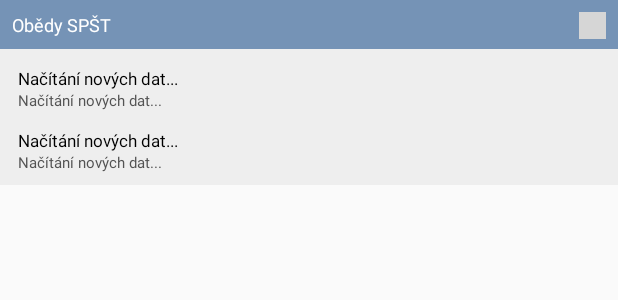
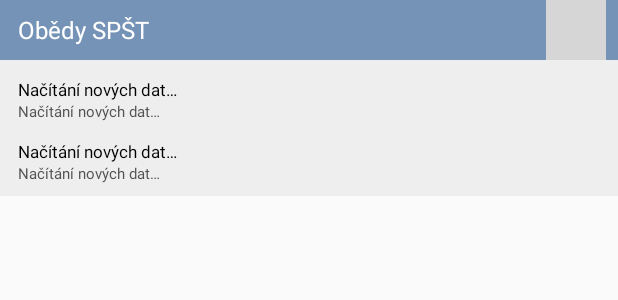
Before and after one commit to ArkayCZ/SPST-Lunchez, an Android app: the layout basic_widget.xml on its own in the app's theme, with its tools: preview values and no code run, on a phone screen of 412 x 824 dp. Shown: the top 300 px of the screen. Run offline under Robolectric (Android 15) with nearby library versions, the phone set to English and light mode, and no system bars; grey boxes are pictures that could not be loaded.

Commit message:
* Updated dependencies * Added update start and end indication * Improved widget layout -> enlarged the update button

```diff
--- a/app/src/main/java/org/nexussoft/spstlunches/BasicWidgetProvider.java
+++ b/app/src/main/java/org/nexussoft/spstlunches/BasicWidgetProvider.java
@@ -10,6 +10,7 @@ import android.os.AsyncTask;
 import android.os.Bundle;
 import android.util.Log;
 import android.widget.RemoteViews;
+import android.widget.Toast;
 
 /**
  * Created by vesel on 14.05.2016.
@@ -44,6 +45,8 @@ public class BasicWidgetProvider extends AppWidgetProvider {
 
         mContext = context;
         mClickUpdate = true;
+
+        Toast.makeText(mContext, R.string.updating, Toast.LENGTH_SHORT).show();
 
         new DownloadTask().execute();
     }
@@ -80,6 +83,8 @@ public class BasicWidgetProvider extends AppWidgetProvider {
                 AppWidgetManager.getInstance(mContext).updateAppWidget(widget, remoteViews);
                 mClickUpdate = false;
             }
+
+            Toast.makeText(mContext, R.string.widget_update_successful, Toast.LENGTH_SHORT).show();
         }
 
         @Override
--- a/app/src/main/res/layout/basic_widget.xml
+++ b/app/src/main/res/layout/basic_widget.xml
@@ -18,9 +18,11 @@
             android:layout_height="wrap_content"
             android:text="@string/basic_widget_title"
             android:textColor="@color/basicWidgetTitle"
-            android:textSize="12sp"
-            android:layout_margin="8dp"
-            android:id="@+id/textView3" />
+            android:textSize="16sp"
+            android:id="@+id/textView3"
+            android:layout_centerVertical="true"
+            android:layout_marginStart="12dp"
+            android:layout_marginLeft="12dp" />
 
         <ImageButton
             android:id="@+id/refresh_button"
@@ -30,8 +32,8 @@
             android:layout_marginRight="8dp"
             android:layout_alignParentRight="true"
             android:layout_alignParentEnd="true"
-            android:layout_width="18dp"
-            android:layout_height="18dp" />
+            android:layout_width="40dp"
+            android:layout_height="40dp" />
 
     </RelativeLayout>
 
--- a/app/src/main/res/values/strings.xml
+++ b/app/src/main/res/values/strings.xml
@@ -6,7 +6,9 @@
 
     <string name="action_settings">Settings</string>
     <string name="basic_widget_title">Obědy SPŠT</string>
-    <string name="getting_data">Načítání nových dat...</string>
-    <string name="success_updating">Podařilo se stáhnou nová data a updatnout widget.</string>
+    <string name="getting_data">Načítání nových dat…</string>
+    <string name="success_updating">Podařilo se stáhnou nová data a aktualizovat widget.</string>
     <string name="failure_updating">Update selhal.</string>
+    <string name="updating">Probíhá aktualizace dat.</string>
+    <string name="widget_update_successful">Widget byl úspěšně aktualizován</string>
 </resources>
--- a/app/src/main/res/xml/basic_appwidget_info.xml
+++ b/app/src/main/res/xml/basic_appwidget_info.xml
@@ -1,7 +1,7 @@
 <appwidget-provider
     android:minHeight="80dp"
     android:minWidth="160dp"
-    android:updatePeriodMillis="86400000"
+    android:updatePeriodMillis="43200000"
     android:initialLayout="@layout/basic_widget"
     android:resizeMode="horizontal|vertical"
     xmlns:android="http://schemas.android.com/apk/res/android"
--- a/build.gradle
+++ b/build.gradle
@@ -5,7 +5,7 @@ buildscript {
         jcenter()
     }
     dependencies {
-        classpath 'com.android.tools.build:gradle:2.1.0'
+        classpath 'com.android.tools.build:gradle:2.1.2'
 
         // NOTE: Do not place your application dependencies here; they belong
         // in the individual module build.gradle files
```
Also changed, not shown: app/build.gradle (+4 -4 lines), 2 other files.
